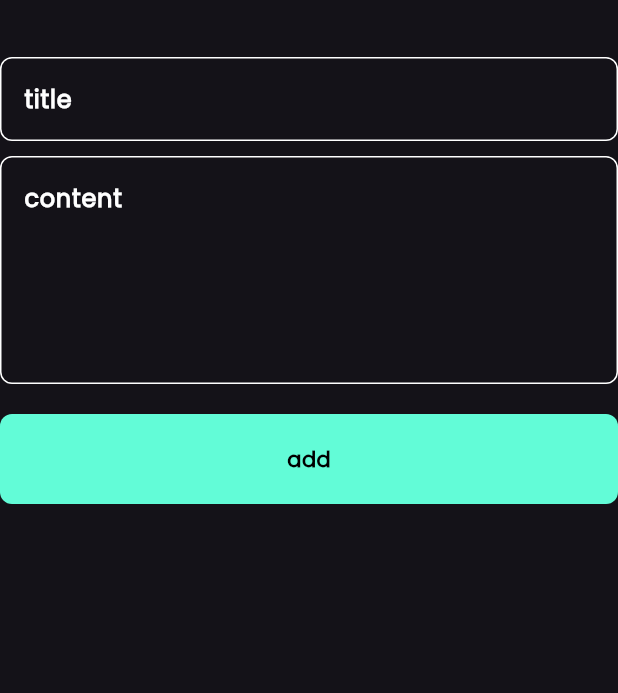
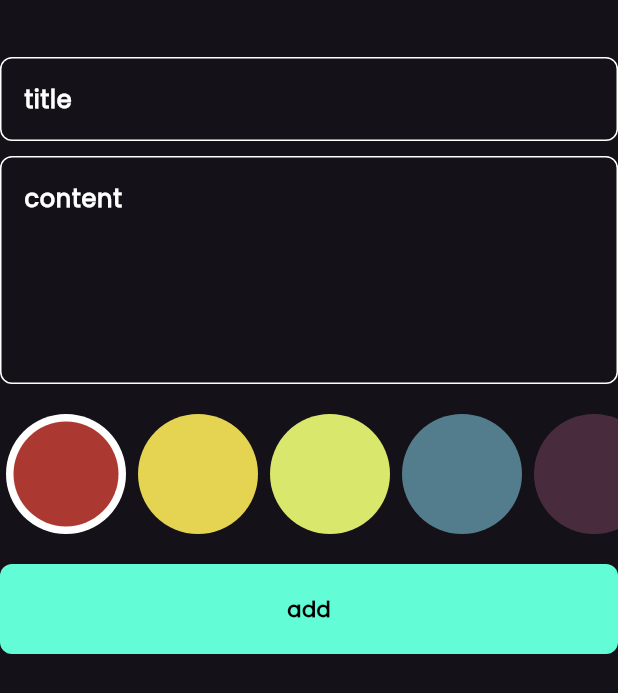
Before and after one commit to MustafaHassan22/note_app, a Flutter app: the AddNoteForm widget shown alone on an empty page, opened directly, on a phone screen of 412 x 824 dp. Shown: the top 693 px of the screen. Run offline on Flutter 3.47's test engine with Material 3 defaults, Android fonts, the phone set to English and light mode, and no system bars; our stand-ins replace bloc, flutter_bloc, hive, hive_flutter; accounts and stored records are empty.

Commit message:
manage color of notes

```diff
--- a/lib/cubit/add_note_cubite/cubit/add_note_cubit.dart
+++ b/lib/cubit/add_note_cubite/cubit/add_note_cubit.dart
@@ -1,4 +1,5 @@
 import 'package:bloc/bloc.dart';
+import 'package:flutter/material.dart';
 import 'package:hive_flutter/hive_flutter.dart';
 import 'package:meta/meta.dart';
 import 'package:note_app/constant.dart';
@@ -8,8 +9,9 @@ part 'add_note_state.dart';
 
 class AddNoteCubit extends Cubit<AddNoteState> {
   AddNoteCubit() : super(AddNoteInitial());
-
+  Color color = const Color(0xffAC3931);
   addNote(NoteModel note) async {
+    note.color = color.value;
     emit(AddNoteLoading());
     try {
       var noteBox = Hive.box<NoteModel>(kNotesBox);
--- a/lib/views/widgets/add_note_form.dart
+++ b/lib/views/widgets/add_note_form.dart
@@ -3,6 +3,7 @@ import 'package:flutter_bloc/flutter_bloc.dart';
 import 'package:intl/intl.dart';
 import 'package:note_app/cubit/add_note_cubite/cubit/add_note_cubit.dart';
 import 'package:note_app/models/note_model.dart';
+import 'package:note_app/views/widgets/color_list.dart';
 import 'package:note_app/views/widgets/custom_button.dart';
 import 'package:note_app/views/widgets/custom_text_field.dart';
 
@@ -48,6 +49,10 @@ class _AddNoteFormState extends State<AddNoteForm> {
           const SizedBox(
             height: 20,
           ),
+          const ColorList(),
+          const SizedBox(
+            height: 20,
+          ),
           BlocBuilder<AddNoteCubit, AddNoteState>(
             builder: (context, state) {
               return CustomButton(
@@ -63,7 +68,6 @@ class _AddNoteFormState extends State<AddNoteForm> {
                         date: formatedDate,
                         color: Colors.blue.value);
                     BlocProvider.of<AddNoteCubit>(context).addNote(noteModel);
-                    print('Formatted Date: $formatedDate');
                   } else {
                     autovalidateMode = AutovalidateMode.always;
                     setState(() {});
--- /dev/null
+++ b/lib/views/widgets/color_list.dart
@@ -0,0 +1,69 @@
+import 'package:flutter/material.dart';
+import 'package:flutter_bloc/flutter_bloc.dart';
+import 'package:note_app/cubit/add_note_cubite/cubit/add_note_cubit.dart';
+
+class ColorList extends StatefulWidget {
+  const ColorList({super.key});
+
+  @override
+  State<ColorList> createState() => _ColorListState();
+}
+
+class _ColorListState extends State<ColorList> {
+  int currentIndex = 0;
+  List<Color> colors = const [
+    Color(0xffAC3931),
+    Color(0xffE5D352),
+    Color(0xffD9E76C),
+    Color(0xff537D8D),
+    Color(0xff482C3D),
+  ];
+  @override
+  Widget build(BuildContext context) {
+    return SizedBox(
+      height: 40 * 2,
+      child: ListView.builder(
+        scrollDirection: Axis.horizontal,
+        itemCount: colors.length,
+        itemBuilder: (context, index) {
+          return Padding(
+            padding: const EdgeInsets.symmetric(horizontal: 4),
+            child: GestureDetector(
+              onTap: () {
+                currentIndex = index;
+                BlocProvider.of<AddNoteCubit>(context).color = colors[index];
+                setState(() {});
+              },
+              child: ColorItem(
+                color: colors[index],
+                isSelected: currentIndex == index,
+              ),
+            ),
+          );
+        },
+      ),
+    );
+  }
+}
+
+class ColorItem extends StatelessWidget {
+  const ColorItem({super.key, required this.isSelected, required this.color});
+  final bool isSelected;
+  final Color color;
+  @override
+  Widget build(BuildContext context) {
+    return isSelected
+        ? CircleAvatar(
+            radius: 40,
+            backgroundColor: Colors.white,
+            child: CircleAvatar(
+              radius: 35,
+              backgroundColor: color,
+            ),
+          )
+        : CircleAvatar(
+            radius: 40,
+            backgroundColor: color,
+          );
+  }
+}
```
